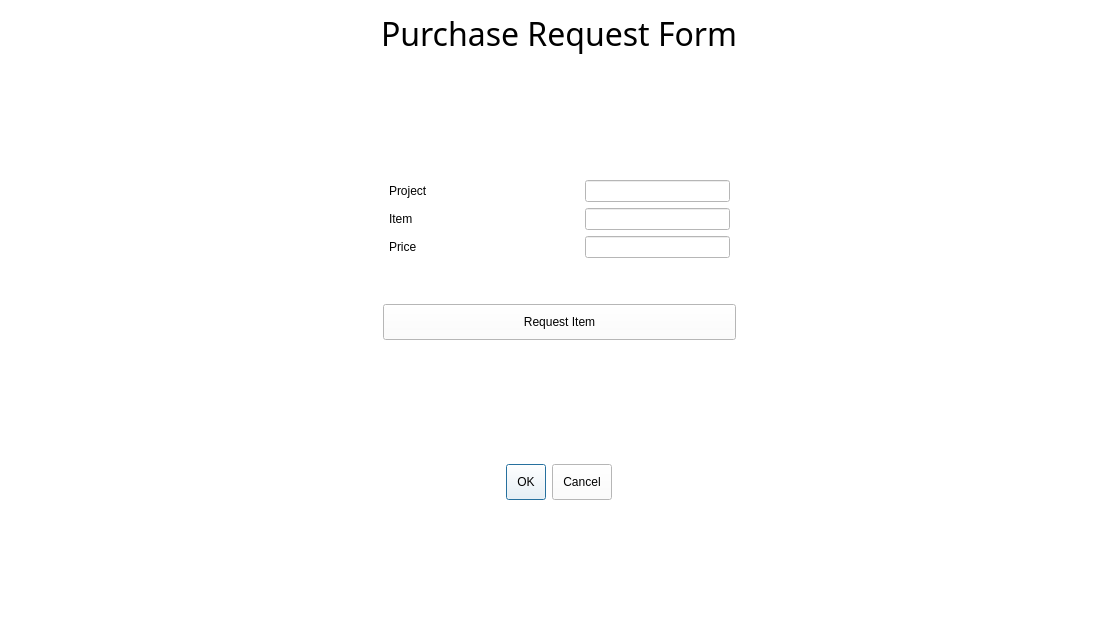
arc-bphc/sims-gui, file requestitem.ui: the form before one commit.
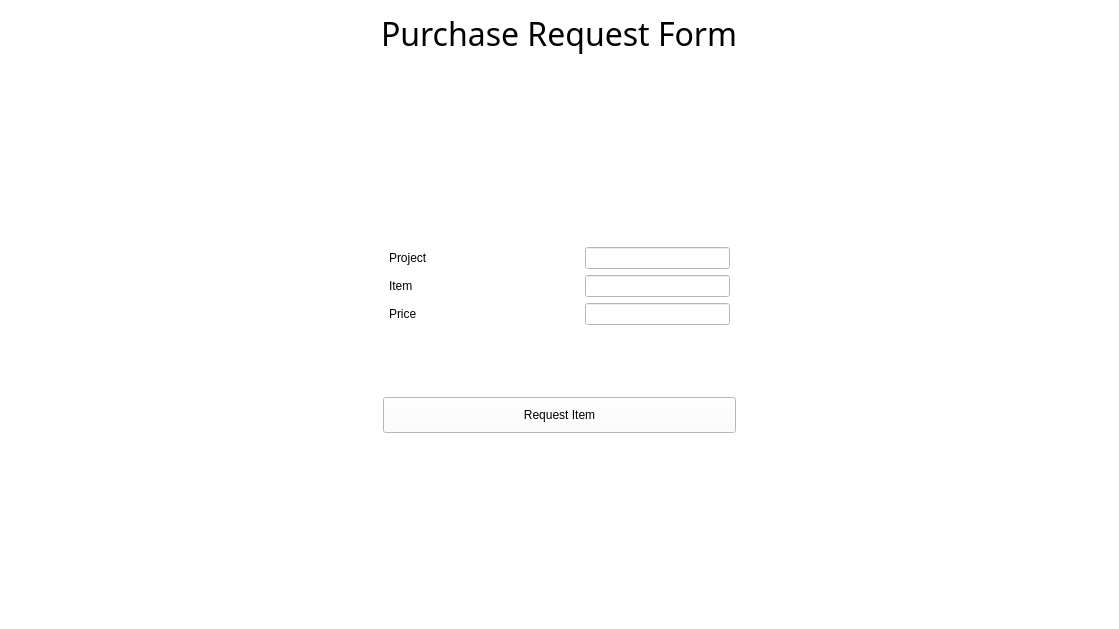
The form after the commit.

Commit message: Removed button boxes

The edit to the form file:
```diff
--- a/requestitem.ui
+++ b/requestitem.ui
@@ -126,28 +126,8 @@
        </property>
       </spacer>
      </item>
-     <item row="4" column="0" colspan="3" alignment="Qt::AlignHCenter">
-      <widget class="QDialogButtonBox" name="buttonBox">
-       <property name="standardButtons">
-        <set>QDialogButtonBox::Cancel|QDialogButtonBox::Ok</set>
-       </property>
-      </widget>
-     </item>
-     <item row="5" column="0" colspan="3">
-      <spacer name="verticalSpacer_3">
-       <property name="orientation">
-        <enum>Qt::Vertical</enum>
-       </property>
-       <property name="sizeHint" stdset="0">
-        <size>
-         <width>20</width>
-         <height>40</height>
-        </size>
-       </property>
-      </spacer>
-     </item>
      <item row="3" column="0" colspan="3">
-      <spacer name="verticalSpacer_2">
+      <spacer name="verticalSpacer_3">
        <property name="orientation">
         <enum>Qt::Vertical</enum>
        </property>
```
Left out of the diff: 3 changed lines with no effect on the pictures. The commit also changes 15 other files.
